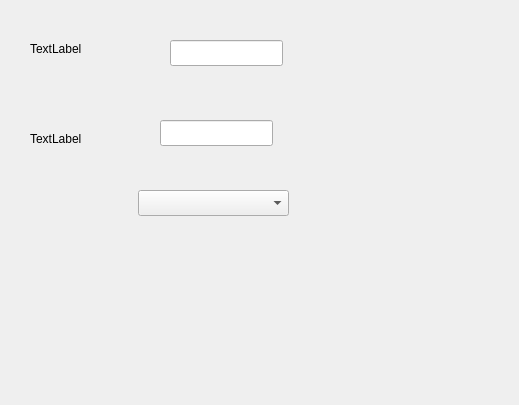
DNDK/kormushk, file createkormushechkaform.ui: the form before one commit.
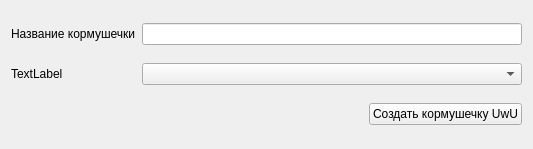
The form after the commit.

```diff
--- a/createkormushechkaform.ui
+++ b/createkormushechkaform.ui
@@ -6,69 +6,59 @@
    <rect>
     <x>0</x>
     <y>0</y>
-    <width>519</width>
-    <height>405</height>
+    <width>533</width>
+    <height>149</height>
    </rect>
   </property>
   <property name="windowTitle">
    <string>Form</string>
   </property>
-  <widget class="QLineEdit" name="lineEdit">
-   <property name="geometry">
-    <rect>
-     <x>170</x>
-     <y>40</y>
-     <width>113</width>
-     <height>26</height>
-    </rect>
-   </property>
-  </widget>
-  <widget class="QLineEdit" name="lineEdit_2">
-   <property name="geometry">
-    <rect>
-     <x>160</x>
-     <y>120</y>
-     <width>113</width>
-     <height>26</height>
-    </rect>
-   </property>
-  </widget>
-  <widget class="QLabel" name="label">
-   <property name="geometry">
-    <rect>
-     <x>30</x>
-     <y>40</y>
-     <width>58</width>
-     <height>18</height>
-    </rect>
-   </property>
-   <property name="text">
-    <string>TextLabel</string>
-   </property>
-  </widget>
-  <widget class="QLabel" name="label_2">
-   <property name="geometry">
-    <rect>
-     <x>30</x>
-     <y>130</y>
-     <width>58</width>
-     <height>18</height>
-    </rect>
-   </property>
-   <property name="text">
-    <string>TextLabel</string>
-   </property>
-  </widget>
-  <widget class="QComboBox" name="comboBox">
-   <property name="geometry">
-    <rect>
-     <x>138</x>
-     <y>190</y>
-     <width>151</width>
-     <height>26</height>
-    </rect>
-   </property>
-  </widget>
+  <layout class="QGridLayout" name="gridLayout">
+   <item row="2" column="1">
+    <widget class="QComboBox" name="comboBox"/>
+   </item>
+   <item row="2" column="0">
+    <widget class="QLabel" name="label_3">
+     <property name="text">
+      <string>TextLabel</string>
+     </property>
+    </widget>
+   </item>
+   <item row="1" column="1">
+    <widget class="QLineEdit" name="lineEdit"/>
+   </item>
+   <item row="1" column="0">
+    <widget class="QLabel" name="label">
+     <property name="text">
+      <string>Название кормушечки</string>
+     </property>
+    </widget>
+   </item>
+   <item row="3" column="0" colspan="2">
+    <layout class="QHBoxLayout" name="horizontalLayout">
+     <item>
+      <spacer name="horizontalSpacer">
+       <property name="orientation">
+        <enum>Qt::Horizontal</enum>
+       </property>
+       <property name="sizeHint" stdset="0">
+        <size>
+         <width>40</width>
+         <height>20</height>
+        </size>
+       </property>
+      </spacer>
+     </item>
+     <item>
+      <widget class="QPushButton" name="pushButton">
+       <property name="text">
+        <string>Создать кормушечку UwU</string>
+       </property>
+      </widget>
+     </item>
+    </layout>
+   </item>
+  </layout>
  </widget>
  <resources/>
  <connections/>
```
Left out of the diff: 7 changed lines with no effect on the pictures.
